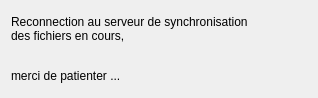
Above: gui/Viewer/forms/daemonconnectiondialog.ui from Krozark/Salamandre before the change. Below: the same form after it.
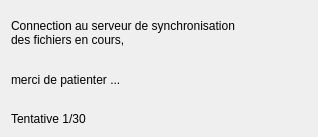
That is the form after the change.

Commit message: add thread to save, and view to see save progression. Add test connection number then connection to daemon fail

The edit to the form file:
```diff
--- a/gui/Viewer/forms/daemonconnectiondialog.ui
+++ b/gui/Viewer/forms/daemonconnectiondialog.ui
@@ -10,7 +10,7 @@
     <x>0</x>
     <y>0</y>
     <width>318</width>
-    <height>98</height>
+    <height>137</height>
    </rect>
   </property>
   <property name="windowTitle">
@@ -22,8 +22,37 @@
   <layout class="QVBoxLayout" name="verticalLayout">
    <item>
     <widget class="QLabel" name="label">
+     <property name="sizePolicy">
+      <sizepolicy hsizetype="Preferred" vsizetype="Expanding">
+       <horstretch>0</horstretch>
+       <verstretch>0</verstretch>
+      </sizepolicy>
+     </property>
      <property name="text">
-      <string>&lt;html&gt;&lt;head/&gt;&lt;body&gt;&lt;p&gt;Reconnection au serveur de synchronisation&lt;br/&gt;des fichiers en cours, &lt;/p&gt;&lt;p&gt;&lt;br/&gt;merci de patienter ...&lt;/p&gt;&lt;/body&gt;&lt;/html&gt;</string>
+      <string>&lt;html&gt;&lt;head/&gt;&lt;body&gt;&lt;p&gt;Connection au serveur de synchronisation&lt;br/&gt;des fichiers en cours, &lt;/p&gt;&lt;p&gt;&lt;br/&gt;merci de patienter ...&lt;/p&gt;&lt;/body&gt;&lt;/html&gt;</string>
+     </property>
+    </widget>
+   </item>
+   <item>
+    <spacer name="verticalSpacer">
+     <property name="orientation">
+      <enum>Qt::Vertical</enum>
+     </property>
+     <property name="sizeType">
+      <enum>QSizePolicy::Fixed</enum>
+     </property>
+     <property name="sizeHint" stdset="0">
+      <size>
+       <width>20</width>
+       <height>10</height>
+      </size>
+     </property>
+    </spacer>
+   </item>
+   <item>
+    <widget class="QLabel" name="label_nbTest">
+     <property name="text">
+      <string>Tentative 1/30</string>
      </property>
     </widget>
    </item>
```
The commit also changes 13 other files.
